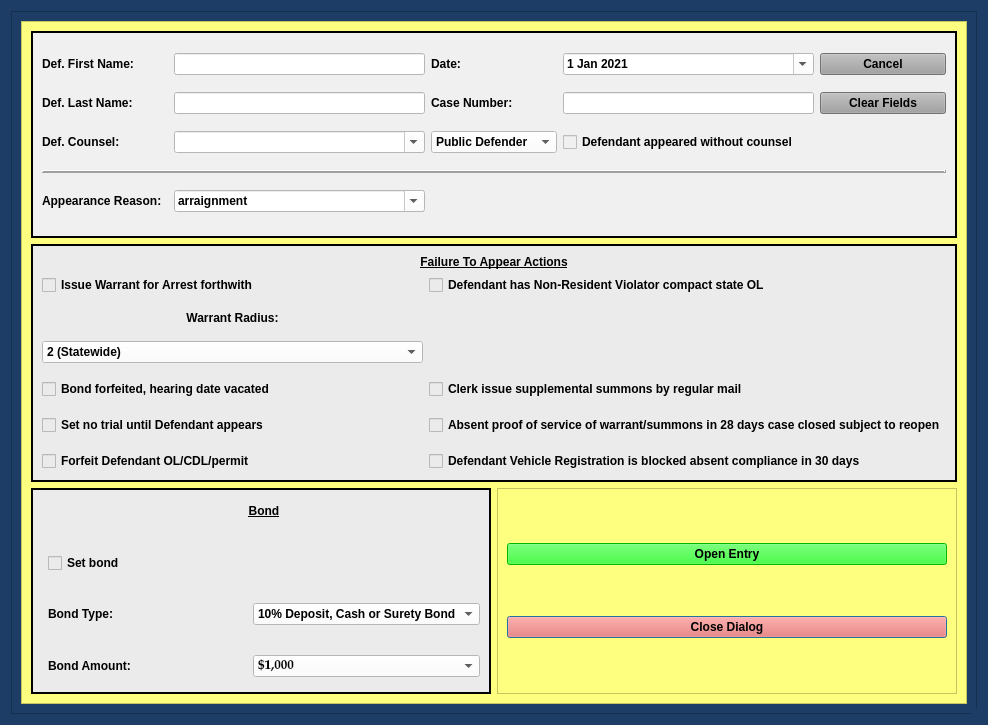
HunterProgram22/MuniEntry, file package/views/ui/FailureToAppearDialog.ui: the form before one commit.
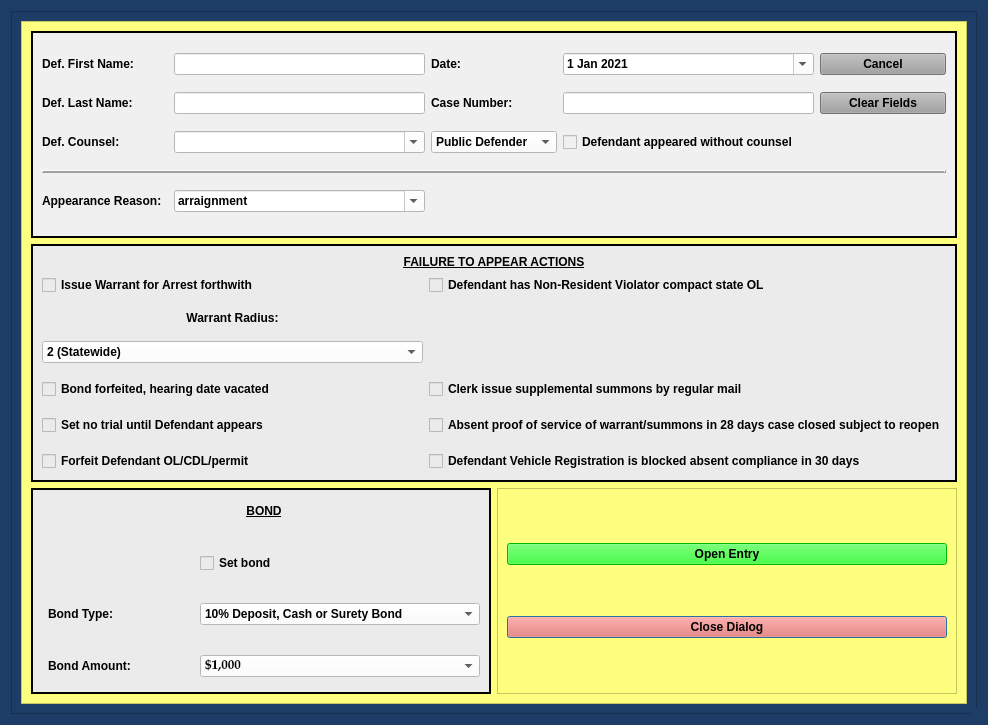
The form after the commit.

```diff
--- a/package/views/ui/FailureToAppearDialog.ui
+++ b/package/views/ui/FailureToAppearDialog.ui
@@ -564,15 +564,18 @@
                <item row="0" column="0" colspan="2">
                 <widget class="QLabel" name="label_5">
                  <property name="text">
-                  <string>&lt;html&gt;&lt;head/&gt;&lt;body&gt;&lt;p&gt;&lt;span style=&quot; font-weight:600; text-decoration: underline;&quot;&gt;Bond&lt;/span&gt;&lt;/p&gt;&lt;/body&gt;&lt;/html&gt;</string>
+                  <string>&lt;html&gt;&lt;head/&gt;&lt;body&gt;&lt;p&gt;&lt;span style=&quot; text-decoration: underline;&quot;&gt;BOND&lt;/span&gt;&lt;/p&gt;&lt;/body&gt;&lt;/html&gt;</string>
                  </property>
                  <property name="alignment">
                   <set>Qt::AlignCenter</set>
                  </property>
                 </widget>
                </item>
-               <item row="1" column="0" colspan="2">
+               <item row="1" column="1">
                 <widget class="QCheckBox" name="set_bond_checkBox">
+                 <property name="layoutDirection">
+                  <enum>Qt::LeftToRight</enum>
+                 </property>
                  <property name="text">
                   <string>Set bond                                                             </string>
                  </property>
@@ -644,7 +647,7 @@
              <item row="0" column="0">
               <widget class="QLabel" name="label_4">
                <property name="text">
-                <string>&lt;html&gt;&lt;head/&gt;&lt;body&gt;&lt;p&gt;&lt;span style=&quot; font-weight:600; text-decoration: underline;&quot;&gt;Failure To Appear Actions&lt;/span&gt;&lt;/p&gt;&lt;/body&gt;&lt;/html&gt;</string>
+                <string>&lt;html&gt;&lt;head/&gt;&lt;body&gt;&lt;p&gt;&lt;span style=&quot; text-decoration: underline;&quot;&gt;FAILURE TO APPEAR ACTIONS&lt;/span&gt;&lt;/p&gt;&lt;/body&gt;&lt;/html&gt;</string>
                </property>
                <property name="alignment">
                 <set>Qt::AlignCenter</set>
```
